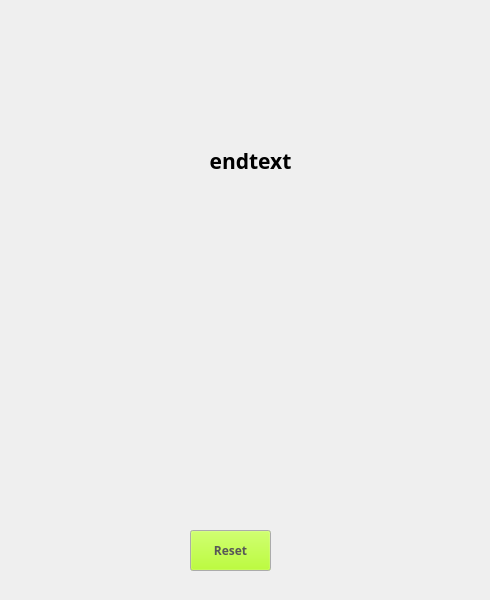
Old version of the form main.ui in the repository Propsi4/chess.
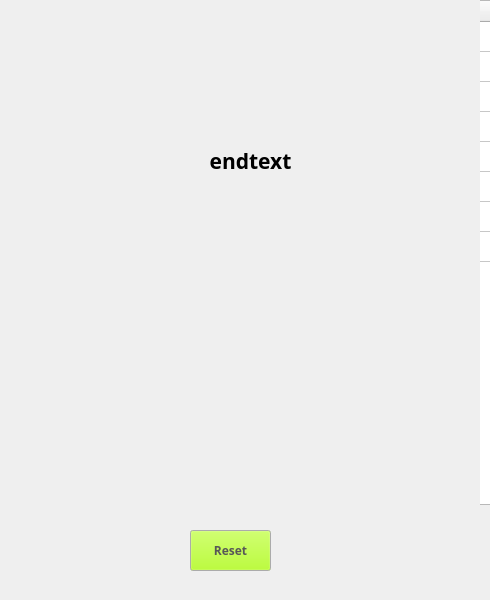
New version of the form.

Diff of the .ui file:
```diff
--- a/main.ui
+++ b/main.ui
@@ -490,7 +490,7 @@
     </property>
     <property name="geometry">
      <rect>
-      <x>0</x>
+      <x>-10</x>
       <y>0</y>
       <width>490</width>
       <height>600</height>
```
